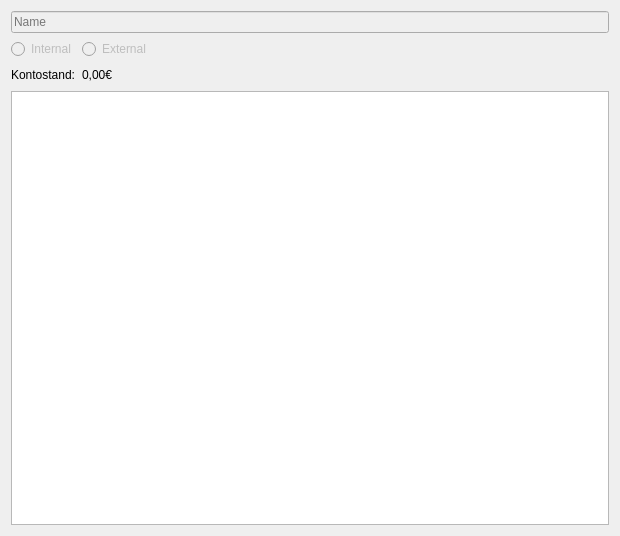
Before: the Qt Designer form lib/AccountDialog.ui in choosyg/Buchhaltung, drawn with Qt 5.
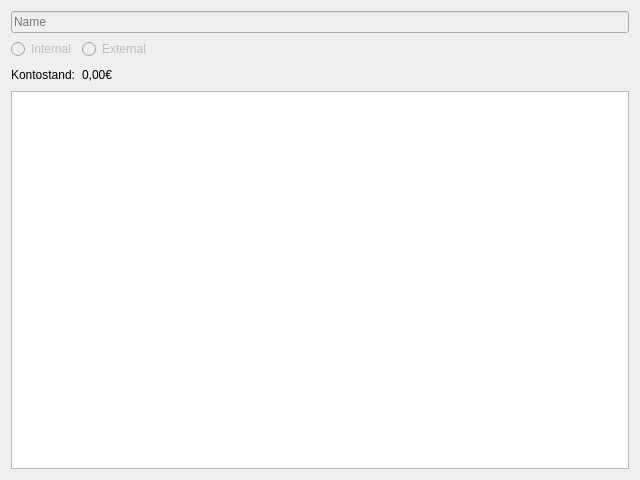
After: the same form once the commit is applied.

```diff
--- a/lib/AccountDialog.ui
+++ b/lib/AccountDialog.ui
@@ -6,8 +6,8 @@
    <rect>
     <x>0</x>
     <y>0</y>
-    <width>620</width>
-    <height>536</height>
+    <width>640</width>
+    <height>480</height>
    </rect>
   </property>
   <property name="windowTitle">
```
